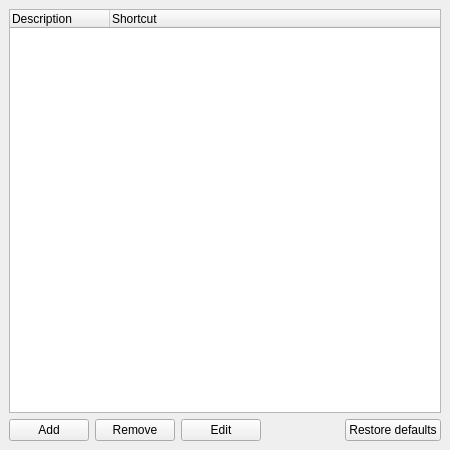
This is src/options/opt_shortcuts.ui in psi-im/psi as Qt 5 draws it before an edit. The edited form follows.
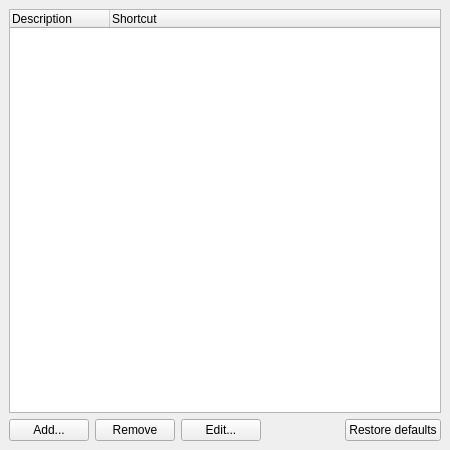
This is the edited form.

What changed in the file:
```diff
--- a/src/options/opt_shortcuts.ui
+++ b/src/options/opt_shortcuts.ui
@@ -65,7 +65,7 @@
      <item>
       <widget class="QPushButton" name="add" >
        <property name="text" >
-        <string>Add</string>
+        <string>Add...</string>
        </property>
       </widget>
      </item>
@@ -79,7 +79,7 @@
      <item>
       <widget class="QPushButton" name="edit" >
        <property name="text" >
-        <string>Edit</string>
+        <string>Edit...</string>
        </property>
       </widget>
      </item>
```
